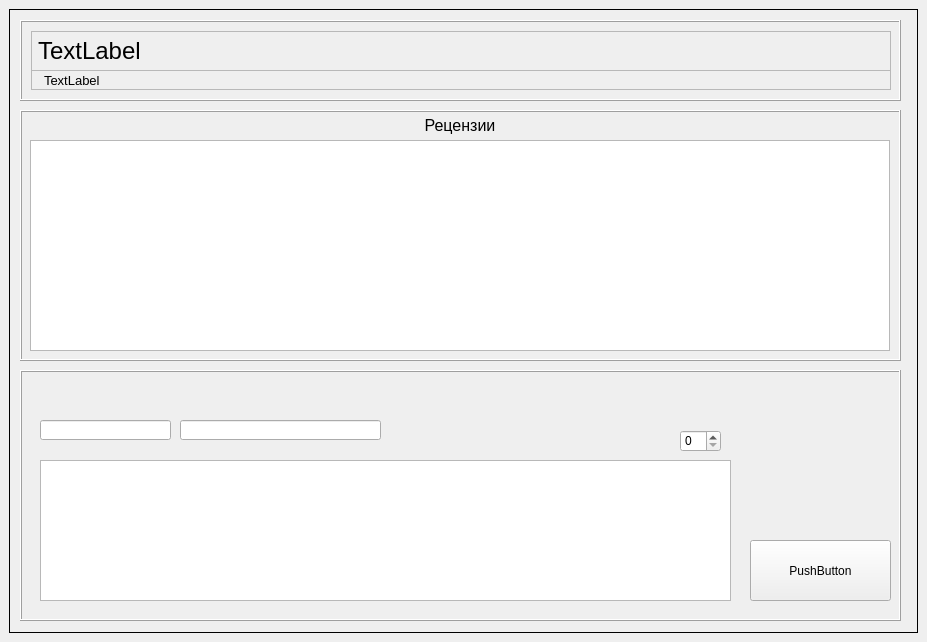
Old version of the form Script_UI.ui in the repository AnikinVladislav/Python-ITMO.
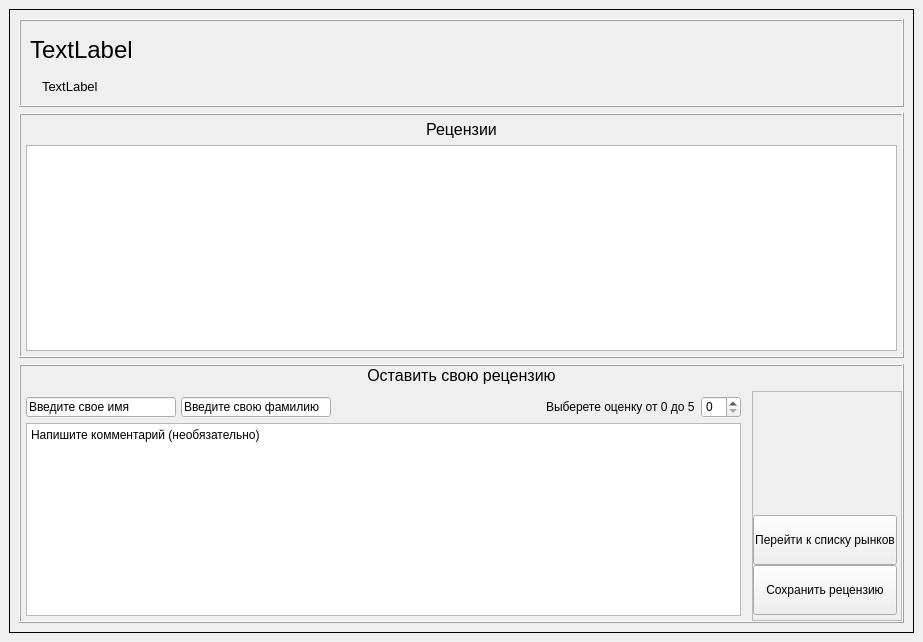
New version of the form. The open tabs and pages were chosen to show the change.

Commit message: Added save and show review, completed review page

Diff of the .ui file:
```diff
--- a/Script_UI.ui
+++ b/Script_UI.ui
@@ -9,7 +9,7 @@
    <rect>
     <x>0</x>
     <y>0</y>
-    <width>927</width>
+    <width>923</width>
     <height>642</height>
    </rect>
   </property>
@@ -574,221 +574,426 @@
        <zorder>horizontalSpacer_3</zorder>
       </widget>
       <widget class="QWidget" name="page_2">
-       <widget class="QFrame" name="frame_5">
-        <property name="geometry">
-         <rect>
-          <x>10</x>
-          <y>360</y>
-          <width>881</width>
-          <height>251</height>
-         </rect>
-        </property>
-        <property name="frameShape">
-         <enum>QFrame::Box</enum>
-        </property>
-        <property name="frameShadow">
-         <enum>QFrame::Raised</enum>
-        </property>
-        <widget class="QPushButton" name="pushButton">
-         <property name="geometry">
-          <rect>
-           <x>730</x>
-           <y>170</y>
-           <width>141</width>
-           <height>61</height>
-          </rect>
-         </property>
-         <property name="text">
-          <string>PushButton</string>
-         </property>
-        </widget>
-        <widget class="QPlainTextEdit" name="plainTextEdit">
-         <property name="geometry">
-          <rect>
-           <x>20</x>
-           <y>90</y>
-           <width>691</width>
-           <height>141</height>
-          </rect>
-         </property>
-         <property name="plainText">
-          <string/>
-         </property>
-        </widget>
-        <widget class="QSpinBox" name="spinBox">
-         <property name="geometry">
-          <rect>
-           <x>660</x>
-           <y>60</y>
-           <width>41</width>
-           <height>22</height>
-          </rect>
-         </property>
-         <property name="maximum">
-          <number>5</number>
-         </property>
-        </widget>
-        <widget class="QLineEdit" name="lineEdit">
-         <property name="geometry">
-          <rect>
-           <x>20</x>
-           <y>50</y>
-           <width>131</width>
-           <height>20</height>
-          </rect>
-         </property>
-        </widget>
-        <widget class="QLineEdit" name="lineEdit_2">
-         <property name="geometry">
-          <rect>
-           <x>160</x>
-           <y>50</y>
-           <width>201</width>
-           <height>20</height>
-          </rect>
-         </property>
-         <property name="text">
-          <string/>
-         </property>
-        </widget>
-       </widget>
-       <widget class="QFrame" name="frame_6">
-        <property name="geometry">
-         <rect>
-          <x>10</x>
-          <y>100</y>
-          <width>881</width>
-          <height>251</height>
-         </rect>
-        </property>
-        <property name="frameShape">
-         <enum>QFrame::Box</enum>
-        </property>
-        <property name="frameShadow">
-         <enum>QFrame::Raised</enum>
-        </property>
-        <widget class="QTableWidget" name="ReviewTable">
-         <property name="geometry">
-          <rect>
-           <x>10</x>
-           <y>30</y>
-           <width>860</width>
-           <height>211</height>
-          </rect>
-         </property>
-         <property name="frameShape">
-          <enum>QFrame::StyledPanel</enum>
-         </property>
-        </widget>
-        <widget class="QLabel" name="label_2">
-         <property name="geometry">
-          <rect>
-           <x>10</x>
-           <y>0</y>
-           <width>860</width>
-           <height>30</height>
-          </rect>
-         </property>
-         <property name="font">
-          <font>
-           <pointsize>12</pointsize>
-          </font>
-         </property>
-         <property name="frameShape">
-          <enum>QFrame::NoFrame</enum>
-         </property>
-         <property name="text">
-          <string>Рецензии</string>
-         </property>
-         <property name="alignment">
-          <set>Qt::AlignCenter</set>
-         </property>
-        </widget>
-       </widget>
-       <widget class="QFrame" name="frame_7">
-        <property name="geometry">
-         <rect>
-          <x>10</x>
-          <y>10</y>
-          <width>881</width>
-          <height>81</height>
-         </rect>
-        </property>
-        <property name="frameShape">
-         <enum>QFrame::Box</enum>
-        </property>
-        <property name="frameShadow">
-         <enum>QFrame::Raised</enum>
-        </property>
-        <layout class="QVBoxLayout" name="verticalLayout_3">
-         <item>
-          <widget class="QLabel" name="selectedMarketName">
-           <property name="minimumSize">
-            <size>
-             <width>860</width>
-             <height>40</height>
-            </size>
+       <layout class="QVBoxLayout" name="verticalLayout_6">
+        <item>
+         <widget class="QFrame" name="frame_7">
+          <property name="frameShape">
+           <enum>QFrame::Box</enum>
+          </property>
+          <property name="frameShadow">
+           <enum>QFrame::Raised</enum>
+          </property>
+          <layout class="QVBoxLayout" name="verticalLayout_3">
+           <item>
+            <widget class="QLabel" name="selectedMarketName">
+             <property name="minimumSize">
+              <size>
+               <width>0</width>
+               <height>40</height>
+              </size>
+             </property>
+             <property name="maximumSize">
+              <size>
+               <width>9999999</width>
+               <height>40</height>
+              </size>
+             </property>
+             <property name="font">
+              <font>
+               <pointsize>18</pointsize>
+              </font>
+             </property>
+             <property name="frameShape">
+              <enum>QFrame::NoFrame</enum>
+             </property>
+             <property name="text">
+              <string>TextLabel</string>
+             </property>
+            </widget>
+           </item>
+           <item>
+            <widget class="QLabel" name="selectedMarketCityAndState">
+             <property name="minimumSize">
+              <size>
+               <width>0</width>
+               <height>20</height>
+              </size>
+             </property>
+             <property name="maximumSize">
+              <size>
+               <width>9999999</width>
+               <height>20</height>
+              </size>
+             </property>
+             <property name="font">
+              <font>
+               <pointsize>10</pointsize>
+              </font>
+             </property>
+             <property name="frameShape">
+              <enum>QFrame::NoFrame</enum>
+             </property>
+             <property name="lineWidth">
+              <number>1</number>
+             </property>
+             <property name="text">
+              <string>TextLabel</string>
+             </property>
+             <property name="wordWrap">
+              <bool>false</bool>
+             </property>
+             <property name="margin">
+              <number>0</number>
+             </property>
+             <property name="indent">
+              <number>12</number>
+             </property>
+            </widget>
+           </item>
+          </layout>
+         </widget>
+        </item>
+        <item>
+         <widget class="QFrame" name="frame_6">
+          <property name="frameShape">
+           <enum>QFrame::Box</enum>
+          </property>
+          <property name="frameShadow">
+           <enum>QFrame::Raised</enum>
+          </property>
+          <layout class="QVBoxLayout" name="verticalLayout_5">
+           <property name="leftMargin">
+            <number>5</number>
            </property>
-           <property name="maximumSize">
-            <size>
-             <width>860</width>
-             <height>40</height>
-            </size>
+           <property name="topMargin">
+            <number>5</number>
            </property>
-           <property name="font">
-            <font>
-             <pointsize>18</pointsize>
-            </font>
+           <property name="rightMargin">
+            <number>5</number>
            </property>
-           <property name="frameShape">
-            <enum>QFrame::StyledPanel</enum>
+           <property name="bottomMargin">
+            <number>5</number>
            </property>
-           <property name="text">
-            <string>TextLabel</string>
+           <item>
+            <widget class="QLabel" name="label_2">
+             <property name="minimumSize">
+              <size>
+               <width>0</width>
+               <height>0</height>
+              </size>
+             </property>
+             <property name="maximumSize">
+              <size>
+               <width>16777215</width>
+               <height>20</height>
+              </size>
+             </property>
+             <property name="font">
+              <font>
+               <pointsize>12</pointsize>
+              </font>
+             </property>
+             <property name="frameShape">
+              <enum>QFrame::NoFrame</enum>
+             </property>
+             <property name="text">
+              <string>Рецензии</string>
+             </property>
+             <property name="alignment">
+              <set>Qt::AlignCenter</set>
+             </property>
+            </widget>
+           </item>
+           <item>
+            <widget class="QTableWidget" name="ReviewTable">
+             <property name="frameShape">
+              <enum>QFrame::StyledPanel</enum>
+             </property>
+            </widget>
+           </item>
+          </layout>
+         </widget>
+        </item>
+        <item>
+         <widget class="QFrame" name="frame_5">
+          <property name="frameShape">
+           <enum>QFrame::Box</enum>
+          </property>
+          <property name="frameShadow">
+           <enum>QFrame::Raised</enum>
+          </property>
+          <layout class="QGridLayout" name="gridLayout_5">
+           <property name="leftMargin">
+            <number>0</number>
            </property>
-          </widget>
-         </item>
-         <item>
-          <widget class="QLabel" name="selectedMarketCityAndState">
-           <property name="minimumSize">
-            <size>
-             <width>860</width>
-             <height>20</height>
-            </size>
+           <property name="topMargin">
+            <number>0</number>
            </property>
-           <property name="maximumSize">
-            <size>
-             <width>860</width>
-             <height>20</height>
-            </size>
+           <property name="rightMargin">
+            <number>0</number>
            </property>
-           <property name="font">
-            <font>
-             <pointsize>10</pointsize>
-            </font>
-           </property>
-           <property name="frameShape">
-            <enum>QFrame::StyledPanel</enum>
-           </property>
-           <property name="lineWidth">
-            <number>1</number>
-           </property>
-           <property name="text">
-            <string>TextLabel</string>
-           </property>
-           <property name="wordWrap">
-            <bool>false</bool>
-           </property>
-           <property name="margin">
+           <property name="bottomMargin">
             <number>0</number>
            </property>
-           <property name="indent">
-            <number>12</number>
-           </property>
-          </widget>
-         </item>
-        </layout>
-       </widget>
+           <item row="2" column="1">
+            <widget class="QFrame" name="frame_9">
+             <property name="minimumSize">
+              <size>
+               <width>150</width>
+               <height>230</height>
+              </size>
+             </property>
+             <property name="maximumSize">
+              <size>
+               <width>150</width>
+               <height>230</height>
+              </size>
+             </property>
+             <property name="frameShape">
+              <enum>QFrame::StyledPanel</enum>
+             </property>
+             <property name="frameShadow">
+              <enum>QFrame::Raised</enum>
+             </property>
+             <layout class="QVBoxLayout" name="verticalLayout_4">
+              <property name="spacing">
+               <number>0</number>
+              </property>
+              <property name="leftMargin">
+               <number>0</number>
+              </property>
+              <property name="topMargin">
+               <number>0</number>
+              </property>
+              <property name="rightMargin">
+               <number>0</number>
+              </property>
+              <property name="bottomMargin">
+               <number>5</number>
+              </property>
+              <item>
+               <spacer name="verticalSpacer">
+                <property name="orientation">
+                 <enum>Qt::Vertical</enum>
+                </property>
+                <property name="sizeHint" stdset="0">
+                 <size>
+                  <width>20</width>
+                  <height>40</height>
+                 </size>
+                </property>
+               </spacer>
+              </item>
+              <item>
+               <widget class="QPushButton" name="ButtonGoToMarketsPage">
+                <property name="minimumSize">
+                 <size>
+                  <width>144</width>
+                  <height>50</height>
+                 </size>
+                </property>
+                <property name="maximumSize">
+                 <size>
+                  <width>144</width>
+                  <height>50</height>
+                 </size>
+                </property>
+                <property name="text">
+                 <string>Перейти к списку рынков</string>
+                </property>
+               </widget>
+              </item>
+              <item>
+               <widget class="QPushButton" name="ButtonSaveReview">
+                <property name="minimumSize">
+                 <size>
+                  <width>144</width>
+                  <height>50</height>
+                 </size>
+                </property>
+                <property name="maximumSize">
+                 <size>
+                  <width>144</width>
+                  <height>50</height>
+                 </size>
+                </property>
+                <property name="text">
+                 <string>Сохранить рецензию</string>
+                </property>
+               </widget>
+              </item>
+             </layout>
+            </widget>
+           </item>
+           <item row="2" column="0">
+            <widget class="QFrame" name="frame_8">
+             <property name="frameShape">
+              <enum>QFrame::NoFrame</enum>
+             </property>
+             <property name="frameShadow">
+              <enum>QFrame::Raised</enum>
+             </property>
+             <layout class="QGridLayout" name="gridLayout_4">
+              <property name="leftMargin">
+               <number>5</number>
+              </property>
+              <property name="topMargin">
+               <number>5</number>
+              </property>
+              <property name="rightMargin">
+               <number>5</number>
+              </property>
+              <property name="bottomMargin">
+               <number>5</number>
+              </property>
+              <property name="spacing">
+               <number>5</number>
+              </property>
+              <item row="0" column="4">
+               <widget class="QSpinBox" name="valueRate">
+                <property name="minimumSize">
+                 <size>
+                  <width>40</width>
+                  <height>22</height>
+                 </size>
+                </property>
+                <property name="maximumSize">
+                 <size>
+                  <width>40</width>
+                  <height>22</height>
+                 </size>
+                </property>
+                <property name="maximum">
+                 <number>5</number>
+                </property>
+               </widget>
+              </item>
+              <item row="0" column="0">
+               <widget class="QLineEdit" name="inputName">
+                <property name="minimumSize">
+                 <size>
+                  <width>150</width>
+                  <height>20</height>
+                 </size>
+                </property>
+                <property name="maximumSize">
+                 <size>
+                  <width>150</width>
+                  <height>20</height>
+                 </size>
+                </property>
+                <property name="text">
+                 <string>Введите свое имя</string>
+                </property>
+               </widget>
+              </item>
+              <item row="0" column="1">
+               <widget class="QLineEdit" name="inputSurname">
+                <property name="minimumSize">
+                 <size>
+                  <width>150</width>
+                  <height>20</height>
+                 </size>
+                </property>
+                <property name="maximumSize">
+                 <size>
+                  <width>150</width>
+                  <height>20</height>
+                 </size>
+                </property>
+                <property name="text">
+                 <string>Введите свою фамилию</string>
+                </property>
+               </widget>
+              </item>
+              <item row="1" column="0" colspan="5">
+               <widget class="QPlainTextEdit" name="inputComm">
+                <property name="minimumSize">
+                 <size>
+                  <width>0</width>
+                  <height>0</height>
+                 </size>
+                </property>
+                <property name="maximumSize">
+                 <size>
+                  <width>999999</width>
+                  <height>999999</height>
+                 </size>
+                </property>
+                <property name="plainText">
+                 <string>Напишите комментарий (необязательно)</string>
+                </property>
+               </widget>
+              </item>
+              <item row="0" column="3">
+               <widget class="QLabel" name="label_3">
+                <property name="minimumSize">
+                 <size>
+                  <width>150</width>
+                  <height>20</height>
+                 </size>
+                </property>
+                <property name="maximumSize">
+                 <size>
+                  <width>150</width>
+                  <height>20</height>
+                 </size>
+                </property>
+                <property name="text">
+                 <string>Выберете оценку от 0 до 5</string>
+                </property>
+               </widget>
+              </item>
+              <item row="0" column="2">
+               <spacer name="horizontalSpacer_4">
+                <property name="orientation">
+                 <enum>Qt::Horizontal</enum>
+                </property>
+                <property name="sizeHint" stdset="0">
+                 <size>
+                  <width>40</width>
+                  <height>20</height>
+                 </size>
+                </property>
+               </spacer>
+              </item>
+             </layout>
+            </widget>
+           </item>
+           <item row="1" column="0" colspan="2">
+            <widget class="QLabel" name="label_4">
+             <property name="minimumSize">
+              <size>
+               <width>0</width>
+               <height>0</height>
+              </size>
+             </property>
+             <property name="maximumSize">
+              <size>
+               <width>9999999</width>
+               <height>20</height>
+              </size>
+             </property>
+             <property name="font">
+              <font>
+               <pointsize>12</pointsize>
+              </font>
+             </property>
+             <property name="frameShape">
+              <enum>QFrame::NoFrame</enum>
+             </property>
+             <property name="text">
+              <string>Оставить свою рецензию</string>
+             </property>
+             <property name="alignment">
+              <set>Qt::AlignCenter</set>
+             </property>
+            </widget>
+           </item>
+          </layout>
+         </widget>
+        </item>
+       </layout>
       </widget>
      </widget>
     </item>
```
Left out of the diff: 2 changed lines with no effect on the pictures. The commit also changes 5 other files.
